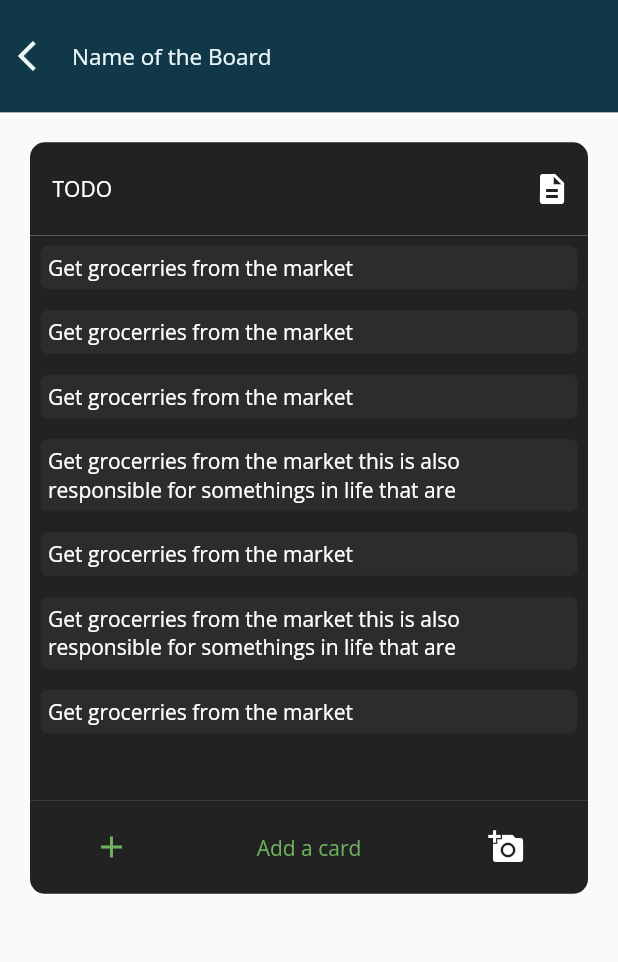
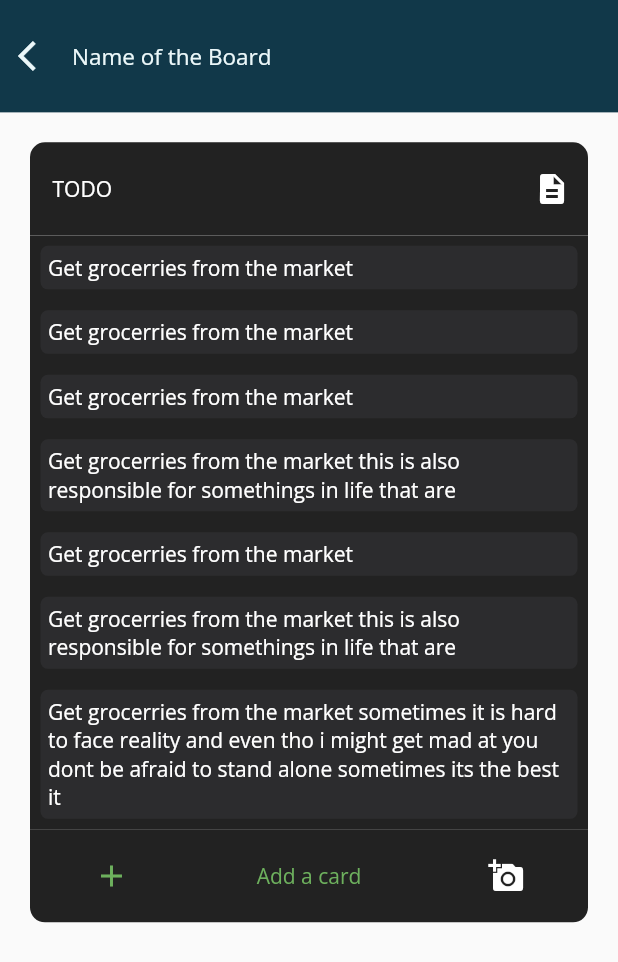
Before and after one commit to high-coder/trello_clone_flutter, a Flutter app: the screen it shows after launch, on a phone screen of 412 x 824 dp. Shown: the top 962 px of the screen. Run offline on Flutter 3.47's test engine with Material 2 defaults, Android fonts, the light colour scheme and no system bars; our stand-ins replace get, google_fonts; missing offline and left inert: boardview, measured_size.

Commit message:
correction in the height formula

```diff
--- a/lib/provider/responsivenessHelper.dart
+++ b/lib/provider/responsivenessHelper.dart
@@ -2,6 +2,7 @@ import 'package:flutter/cupertino.dart';
 import 'package:flutter/material.dart';
 import 'package:google_fonts/google_fonts.dart';
 import 'package:trello_clone/models/list_tile_data_model.dart';
+import 'package:trello_clone/utils/data.dart';
 
 class ResponsiveHelp extends ChangeNotifier{
 
@@ -10,7 +11,7 @@ class ResponsiveHelp extends ChangeNotifier{
   // returns the correct space that might be needed by the text field to do its thing
   double getHeightListView(List data){
     double totalHeight = 0;
-    for (var element in data) {
+    for (var element in sampleNodes) {
       var span2 = TextSpan(
         text: element.title,
         style: GoogleFonts.openSans(
@@ -27,7 +28,14 @@ class ResponsiveHelp extends ChangeNotifier{
       );
       tp.layout(maxWidth: 250);
       //print("This is the height that is ${tp.height}");
-      totalHeight+=(tp.height+24);  // this plus 24 is estimate of the padding and the margin that is applied to the text to increase the height of the container
+      if(tp.height>50) {
+        totalHeight+=(tp.height+5);
+        element.heightOfNode=tp.height+5;
+      }else {
+        totalHeight+=(tp.height+24);  // this plus 24 is estimate of the padding and the margin that is applied to the text to increase the height of the container
+        element.heightOfNode = tp.height + 24;
+
+      }
     }
     totalHeighti = totalHeight;
     return totalHeight;
@@ -44,6 +52,7 @@ class ResponsiveHelp extends ChangeNotifier{
       { required ListTileSingleNodeModel instance,
       required List<ListTileSingleNodeModel> listToRemoveFrom}) {
     listToRemoveFrom.remove(instance);
+    totalHeighti-=instance.heightOfNode!;
     getHeightListView(listToRemoveFrom);
     notifyListeners();
   }
--- a/lib/screens/exampleBoard.dart
+++ b/lib/screens/exampleBoard.dart
@@ -45,7 +45,7 @@ class BoardViewExample extends StatelessWidget {
             int? oldItemIndex, BoardItemState? state) {
           //Used to update our local item data
           var item = _listData[oldListIndex!].items![oldItemIndex!];
-          _listData[oldListIndex].items!.removeAt(oldItemIndex!);
+          _listData[oldListIndex].items!.removeAt(oldItemIndex);
           _listData[listIndex!].items!.insert(itemIndex!, item);
         },
         onTapItem: (int? listIndex, int? itemIndex, BoardItemState? state) async {
@@ -75,7 +75,7 @@ class BoardViewExample extends StatelessWidget {
       onDropList: (int? listIndex, int? oldListIndex) {
         //Update our local list data
         var list = _listData[oldListIndex!];
-        _listData.removeAt(oldListIndex!);
+        _listData.removeAt(oldListIndex);
         _listData.insert(listIndex!, list);
       },
       headerBackgroundColor: Color.fromARGB(255, 235, 236, 240),
--- a/lib/screens/homeScreen/localWidgets/list_data_add_v2_slivers.dart
+++ b/lib/screens/homeScreen/localWidgets/list_data_add_v2_slivers.dart
@@ -33,7 +33,7 @@ class _ListDataAddSliversState extends State<ListDataAddSlivers> {
   Widget build(BuildContext context) {
     ResponsiveHelp _respInstance = Provider.of<ResponsiveHelp>(context,listen:false);
     Size size = MediaQuery.of(context).size;
-    print(totalSize);
+
     return Container(
       width: size.width,
       child: CustomScrollView(
@@ -75,11 +75,13 @@ class _ListDataAddSliversState extends State<ListDataAddSlivers> {
           ),
 
           SliverToBoxAdapter(
-            child: Container(
+            child: Consumer<ResponsiveHelp>(
+              builder: (context,_,__) {
+                return Container(
                   color: lightBlack,
                   height: _respInstance.totalHeighti >  size.height-200 ? size.height -200:_respInstance.totalHeighti,
-              child: Consumer<ResponsiveHelp>(
-                builder: (context,_,__) {
+                  child: Builder(
+                    builder: (context) {
                       return ListView.builder(
                         shrinkWrap: true,
                         itemCount: sampleNodes.length,
@@ -136,7 +138,7 @@ class _ListDataAddSliversState extends State<ListDataAddSlivers> {
                             ),
                             child: Container(
                               margin: EdgeInsets.all(7),
-                          padding: EdgeInsets.all(5),
+                              padding: EdgeInsets.only(bottom: 5,left: 5,right: 5,top: 5),
                               decoration: BoxDecoration(
                                 borderRadius: BorderRadius.circular(5),
                                 color: singleNodeColor,
@@ -149,6 +151,8 @@ class _ListDataAddSliversState extends State<ListDataAddSlivers> {
                       );
                     },
                   ),
+                );
+              },
             )
           ),
           // SliverList(
--- a/lib/utils/data.dart
+++ b/lib/utils/data.dart
@@ -23,7 +23,7 @@ List<ListTileSingleNodeModel> sampleNodes = [
     title: "Get grocerries from the market this is also responsible for somethings in life that are ",
     index: 3,
   ),ListTileSingleNodeModel(
-    title: "Get grocerries from the market",
+    title: "Get grocerries from the market sometimes it is hard to face reality and even tho i might get mad at you dont be afraid to stand alone sometimes its the best it ",
     index: 2,
   ),
 ];
```
Lines whose indentation alone changed are shown as unchanged.
